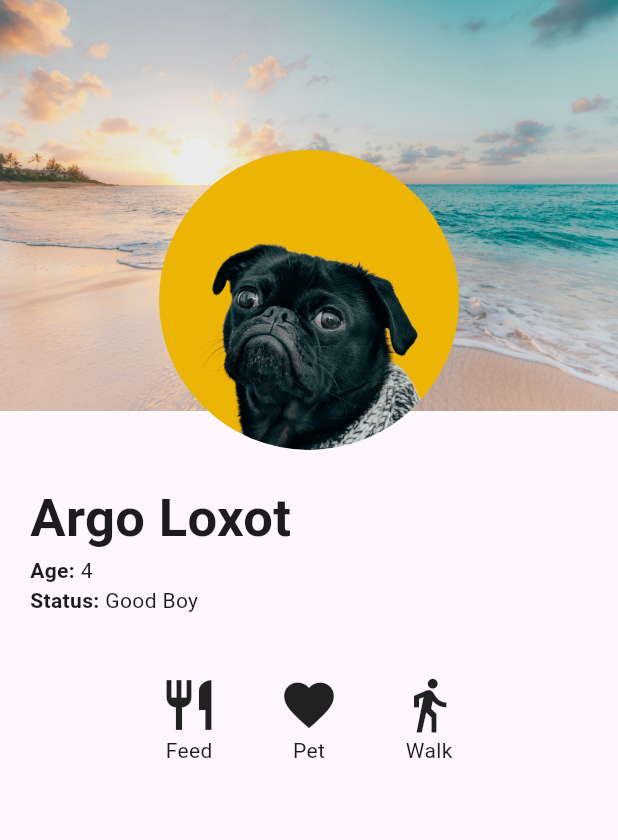
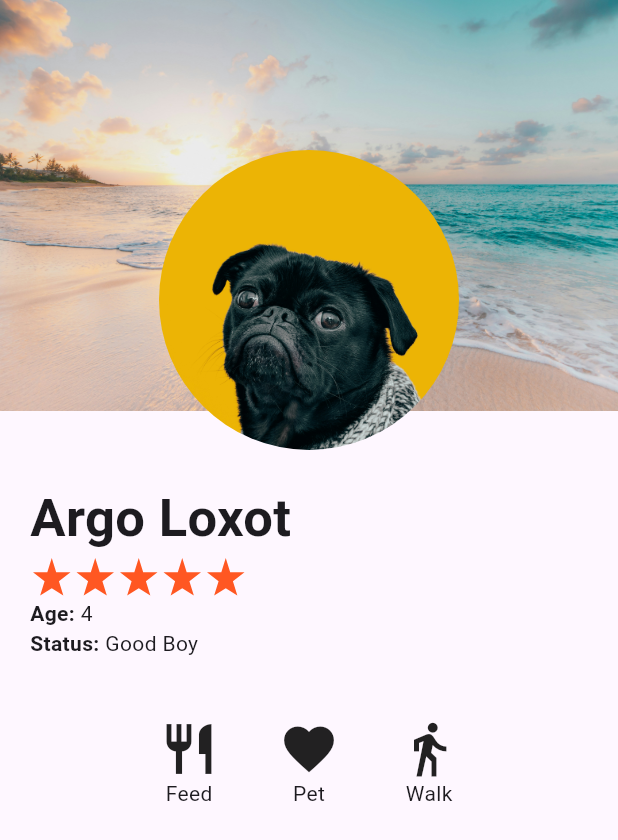
Before and after one commit to reddvid/flutter_cookbook, a Flutter app: the ProfileScreen screen opened directly, on a phone screen of 412 x 824 dp. Shown: the top 840 px of the screen. Run offline on Flutter 3.47's test engine with Material 3 defaults, Android fonts, the phone set to English and light mode, and no system bars; our stand-ins replace google_fonts.

Commit message:
paint ch5 recipe

```diff
--- a/dogs/lib/main.dart
+++ b/dogs/lib/main.dart
@@ -11,6 +11,6 @@ class MainApp extends StatelessWidget {
 
   @override
   Widget build(BuildContext context) {
-    return const MaterialApp(home: FlexScreen());
+    return const MaterialApp(home: ProfileScreen());
   }
 }
--- a/dogs/lib/profile_screen.dart
+++ b/dogs/lib/profile_screen.dart
@@ -1,3 +1,4 @@
+import 'package:dogs/star.dart';
 import 'package:flutter/material.dart';
 
 class ProfileScreen extends StatelessWidget {
@@ -51,6 +52,7 @@ class ProfileDetails extends StatelessWidget {
             'Argo Loxot',
             style: TextStyle(fontSize: 35, fontWeight: FontWeight.w600),
           ),
+          const StarRating(value: 5),
           _buildDetailsRow('Age', '4'),
           _buildDetailsRow('Status', 'Good Boy'),
         ],
--- /dev/null
+++ b/dogs/lib/star.dart
@@ -0,0 +1,74 @@
+import 'package:flutter/material.dart';
+
+class Star extends StatelessWidget {
+  final Color color;
+  final double size;
+
+  const Star({super.key, required this.color, required this.size});
+
+  @override
+  Widget build(BuildContext context) {
+    return SizedBox(
+      width: size,
+      height: size,
+      child: CustomPaint(painter: _StarPainter(color)),
+    );
+  }
+}
+
+class _StarPainter extends CustomPainter {
+  final Color color;
+
+  _StarPainter(this.color);
+
+  @override
+  void paint(Canvas canvas, Size size) {
+    final paint = Paint()..color = color;
+
+    final path = Path()
+      ..moveTo(size.width / 2, 0)
+      ..lineTo(size.width * 0.618, size.height * 0.382)
+      ..lineTo(size.width, size.height * 0.382)
+      ..lineTo(size.width * 0.691, size.height * 0.618)
+      ..lineTo(size.width * 0.809, size.height)
+      ..lineTo(size.width / 2, size.height * 0.809)
+      ..lineTo(size.width * 0.191, size.height)
+      ..lineTo(size.width * 0.309, size.height * 0.618)
+      ..lineTo(size.width * 0.309, size.height * 0.618)
+      ..lineTo(0, size.height * 0.382)
+      ..lineTo(size.width * 0.382, size.height * 0.382)
+      ..close();
+    canvas.drawPath(path, paint);
+  }
+
+  @override
+  bool shouldRepaint(CustomPainter oldDelegate) {
+    return false;
+  }
+}
+
+class StarRating extends StatelessWidget {
+  final Color color;
+  final int value;
+  final double starSize;
+
+  const StarRating({
+    super.key,
+    this.color = Colors.deepOrange,
+    required this.value,
+    this.starSize = 25,
+  });
+
+  @override
+  Widget build(BuildContext context) {
+    return Row(
+      children: List.generate(
+        value,
+        (_) => Padding(
+          padding: const EdgeInsets.all(2.0),
+          child: Star(color: color, size: starSize),
+        ),
+      ),
+    );
+  }
+}
```
